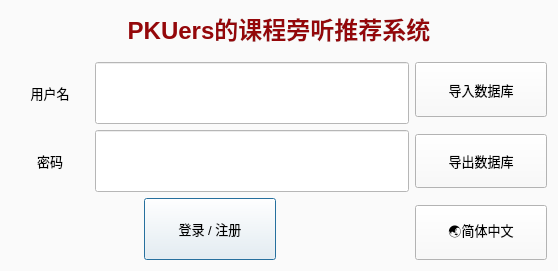
The window that PKUCourseRadar/loginwindow.ui (DynamicCast03/PKUCourseRadar) describes before a commit, drawn with Qt 5.
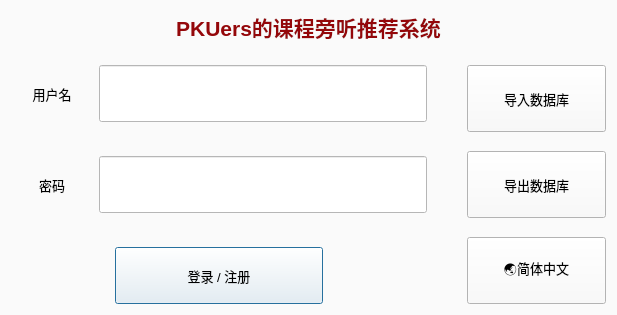
The same window after the commit. Custom widgets are drawn as their Qt base class.

```diff
--- a/PKUCourseRadar/loginwindow.ui
+++ b/PKUCourseRadar/loginwindow.ui
@@ -6,8 +6,8 @@
    <rect>
     <x>0</x>
     <y>0</y>
-    <width>558</width>
-    <height>271</height>
+    <width>617</width>
+    <height>315</height>
    </rect>
   </property>
   <property name="windowTitle">
@@ -16,7 +16,7 @@
   <property name="styleSheet">
    <string notr="true">background-color: rgb(250,250,250);</string>
   </property>
-  <layout class="QVBoxLayout" name="verticalLayout" stretch="4,1,20">
+  <layout class="QVBoxLayout" name="verticalLayout" stretch="4,1,15">
    <item>
     <layout class="QHBoxLayout" name="horizontalLayout_4" stretch="10">
      <item>
@@ -29,7 +29,7 @@
        </property>
        <property name="font">
         <font>
-         <pointsize>18</pointsize>
+         <pointsize>16</pointsize>
          <bold>true</bold>
         </font>
        </property>
@@ -63,9 +63,9 @@
     </spacer>
    </item>
    <item>
-    <layout class="QHBoxLayout" name="horizontalLayout_5" stretch="3,1">
+    <layout class="QHBoxLayout" name="horizontalLayout_5" stretch="12,1,4">
      <item>
-      <layout class="QVBoxLayout" name="verticalLayout_2">
+      <layout class="QVBoxLayout" name="verticalLayout_2" stretch="2,1,2,1,2">
        <item>
         <layout class="QHBoxLayout" name="horizontalLayout" stretch="2,8">
          <item>
@@ -104,6 +104,19 @@
          </item>
         </layout>
        </item>
+       <item>
+        <spacer name="verticalSpacer_4">
+         <property name="orientation">
+          <enum>Qt::Orientation::Vertical</enum>
+         </property>
+         <property name="sizeHint" stdset="0">
+          <size>
+           <width>20</width>
+           <height>40</height>
+          </size>
+         </property>
+        </spacer>
+       </item>
        <item>
         <layout class="QHBoxLayout" name="horizontalLayout_2" stretch="2,8">
          <item>
@@ -146,7 +159,20 @@
         </layout>
        </item>
        <item>
-        <layout class="QHBoxLayout" name="horizontalLayout_3" stretch="1,1,1">
+        <spacer name="verticalSpacer_5">
+         <property name="orientation">
+          <enum>Qt::Orientation::Vertical</enum>
+         </property>
+         <property name="sizeHint" stdset="0">
+          <size>
+           <width>20</width>
+           <height>40</height>
+          </size>
+         </property>
+        </spacer>
+       </item>
+       <item>
+        <layout class="QHBoxLayout" name="horizontalLayout_3" stretch="1,2,1">
          <item>
           <spacer name="horizontalSpacer">
            <property name="orientation">
@@ -195,6 +221,19 @@
        </item>
       </layout>
      </item>
+     <item>
+      <spacer name="horizontalSpacer_3">
+       <property name="orientation">
+        <enum>Qt::Orientation::Horizontal</enum>
+       </property>
+       <property name="sizeHint" stdset="0">
+        <size>
+         <width>40</width>
+         <height>20</height>
+        </size>
+       </property>
+      </spacer>
+     </item>
      <item>
       <layout class="QVBoxLayout" name="verticalLayout_3" stretch="5,1,5,1,5">
        <item>
```
